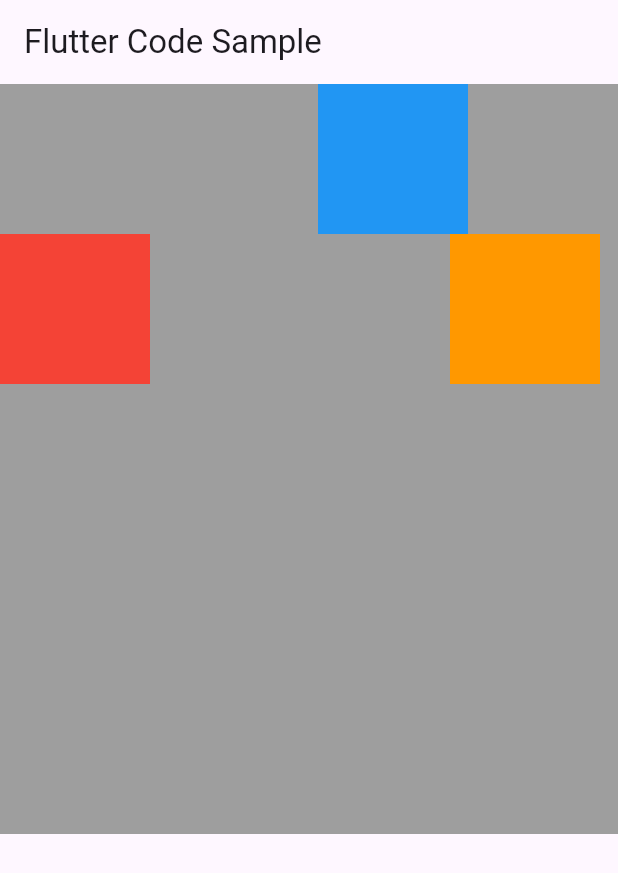
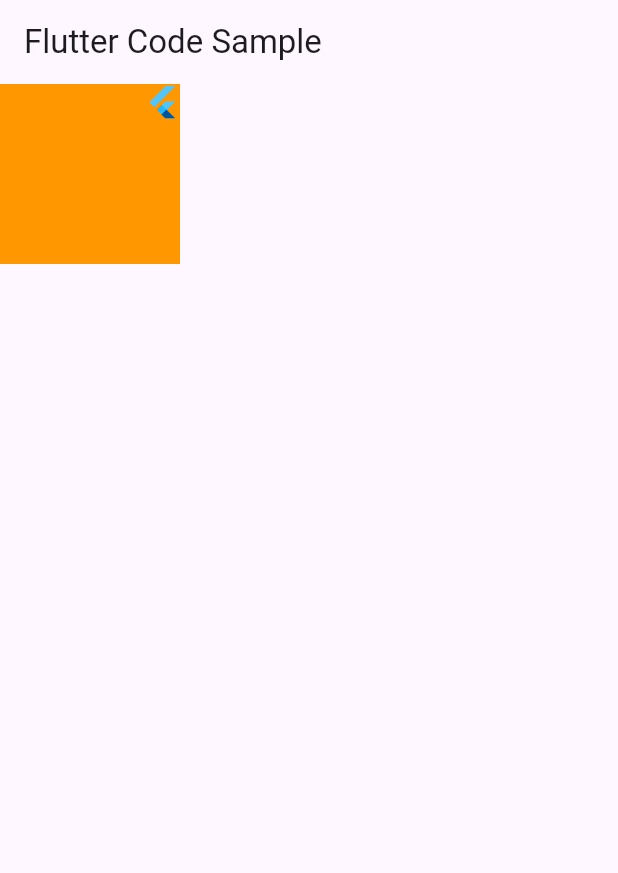
Before and after one commit to Latrevion/flutter_six_class, a Flutter app: the screen it shows after launch, on a phone screen of 412 x 824 dp. Shown: the top 873 px of the screen. Run offline on Flutter 3.47's test engine with Material 3 defaults, Android fonts, the phone set to English and light mode, and no system bars.

Commit message:
3.3.6 align  center

```diff
--- a/lib/main.dart
+++ b/lib/main.dart
@@ -336,37 +336,51 @@ class MyApp extends StatelessWidget {
   // }
 
   //3.3.5.1 stack position
-  Widget getBody() {
-    return Container(
-      width: 500,
-      height: 500,
-      color: Colors.grey,
-      child: Stack(
-        children: [
-          Positioned(
-              top: 100,
-              child: Container(
-                width: 100,
-                height: 100,
-                color: Colors.red,
-              )),
-          Positioned(
-              right: 100,
-              child: Container(
-                width: 100,
-                height: 100,
-                color: Colors.blue,
-              )),
-          Positioned(
-              top: 100,
-              left: 300,
-              child: Container(
-                width: 100,
-                height: 100,
-                color: Colors.orange,
-              ))
-        ],
-      ),
-    );
-  }
+  // Widget getBody() {
+  //   return Container(
+  //     width: 500,
+  //     height: 500,
+  //     color: Colors.grey,
+  //     child: Stack(
+  //       children: [
+  //         Positioned(
+  //             top: 100,
+  //             child: Container(
+  //               width: 100,
+  //               height: 100,
+  //               color: Colors.red,
+  //             )),
+  //         Positioned(
+  //             right: 100,
+  //             child: Container(
+  //               width: 100,
+  //               height: 100,
+  //               color: Colors.blue,
+  //             )),
+  //         Positioned(
+  //             top: 100,
+  //             left: 300,
+  //             child: Container(
+  //               width: 100,
+  //               height: 100,
+  //               color: Colors.orange,
+  //             ))
+  //       ],
+  //     ),
+  //   );
+  // }
+
+
+// 3.3.6 align  center
+Widget getBody(){
+  return Container(
+    height: 120,
+    width: 120,
+    color: Colors.orange,
+    child: const Align(
+      alignment: Alignment.topRight,
+      child: FlutterLogo(),
+    ),
+  );
 }
+}
```
